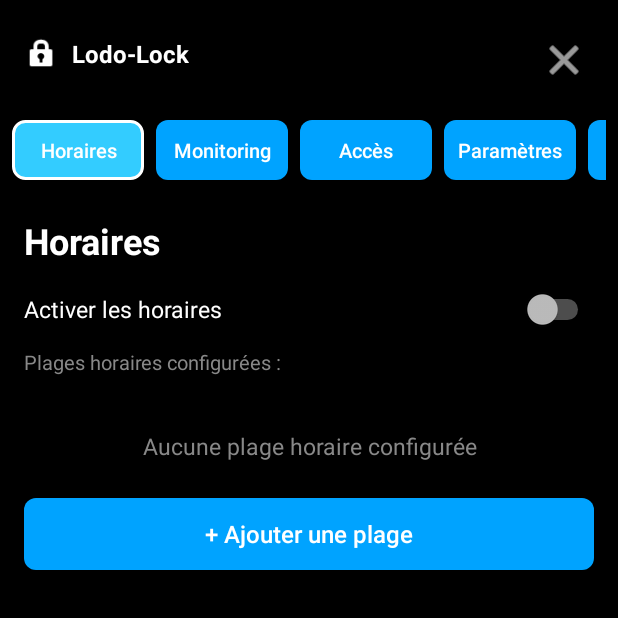
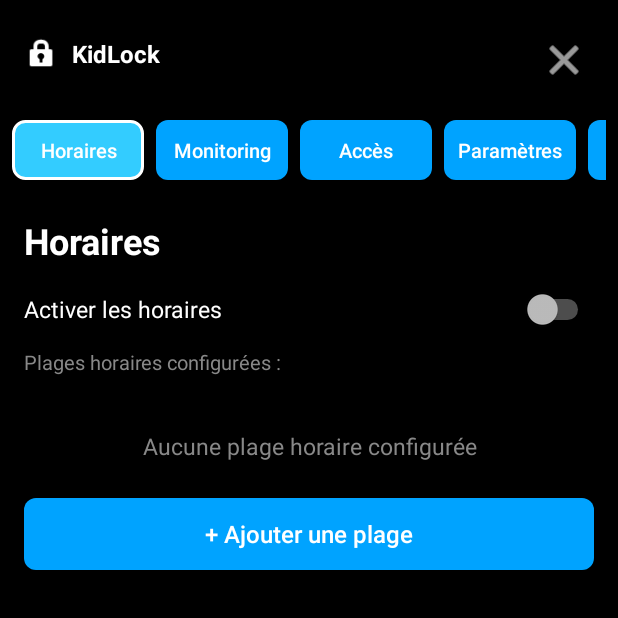
Before and after one commit to Aliseiko/kidlock-remote, an Android app: the AdminActivity screen opened directly, with no data from a screen before it, on a phone screen of 412 x 824 dp, the top half of it. Run offline under Robolectric (Android 15) with nearby library versions, the phone set to English and light mode, and no system bars.

Commit message:
Rename app to KidLock (label only; applicationId unchanged)

```diff
--- a/app/src/main/res/values/strings.xml
+++ b/app/src/main/res/values/strings.xml
@@ -1,7 +1,7 @@
 <?xml version="1.0" encoding="utf-8"?>
 <resources>
     <!-- App name -->
-    <string name="app_name">Lodo-Lock</string>
+    <string name="app_name">KidLock</string>
 
     <!-- Main screen -->
     <string name="remaining_time_placeholder">0:00:00</string>
@@ -88,7 +88,7 @@
     <string name="overlay_granted">Autorisé</string>
     <string name="overlay_denied">Non autorisé</string>
     <string name="overlay_settings_button">Configurer la superposition</string>
-    <string name="overlay_instructions">Pour afficher l\'interface Lodo-Lock par-dessus les autres applications (blocage), vous devez accorder la permission de superposition :\n\n1. Appuyez sur « Configurer la superposition »\n2. Trouvez « Lodo-Lock » dans la liste des applications\n3. Activez « Autoriser l\'affichage par-dessus les autres applications »\n4. Revenez à l\'application.</string>
+    <string name="overlay_instructions">Pour afficher l\'interface KidLock par-dessus les autres applications (blocage), vous devez accorder la permission de superposition :\n\n1. Appuyez sur « Configurer la superposition »\n2. Trouvez « KidLock » dans la liste des applications\n3. Activez « Autoriser l\'affichage par-dessus les autres applications »\n4. Revenez à l\'application.</string>
 
     <!-- PIN input -->
     <string name="enter_pin_title">Entrez le code PIN</string>
@@ -106,12 +106,12 @@
     <string name="rate_limit_reached">5 tentatives échouées. Verrouillé 60 secondes.</string>
 
     <!-- Services and notifications -->
-    <string name="accessibility_service_description">Service Lodo-Lock de contrôle du temps d\'écran sur Android TV. Activez ce service pour le blocage automatique des applications lorsque le temps est écoulé. Sans ce service, l\'application ne pourra pas bloquer l\'accès aux autres applications.</string>
+    <string name="accessibility_service_description">Service KidLock de contrôle du temps d\'écran sur Android TV. Activez ce service pour le blocage automatique des applications lorsque le temps est écoulé. Sans ce service, l\'application ne pourra pas bloquer l\'accès aux autres applications.</string>
     <string name="time_limit_reached">Limite de temps atteinte</string>
     <string name="time_limit_reached_message">Le temps d\'utilisation est terminé. Entrez un code pour continuer.</string>
     <string name="time_limit_notifications">Notifications de limite de temps</string>
-    <string name="accessibility_instructions">Pour activer le blocage des applications, vous devez activer le service d\'accessibilité :\n\n1. Appuyez sur « Configurer le service d\'accessibilité »\n2. Trouvez « Lodo-Lock » dans la liste des services\n3. Activez le bouton à côté de Lodo-Lock\n4. Confirmez l\'activation du service\n\nUne fois activé, le service bloquera automatiquement les applications lorsque le temps sera écoulé.</string>
-    <string name="usage_stats_instructions">Pour suivre le temps d\'utilisation des applications, vous devez accorder la permission des statistiques d\'utilisation :\n\n1. Appuyez sur « Configurer les statistiques d\'utilisation »\n2. Trouvez « Lodo-Lock » dans la liste des applications\n3. Activez « Autoriser l\'accès aux statistiques d\'utilisation »\n4. Revenez à l\'application\n\nSans cette permission, l\'application ne pourra pas suivre le temps d\'utilisation des autres applications.</string>
+    <string name="accessibility_instructions">Pour activer le blocage des applications, vous devez activer le service d\'accessibilité :\n\n1. Appuyez sur « Configurer le service d\'accessibilité »\n2. Trouvez « KidLock » dans la liste des services\n3. Activez le bouton à côté de KidLock\n4. Confirmez l\'activation du service\n\nUne fois activé, le service bloquera automatiquement les applications lorsque le temps sera écoulé.</string>
+    <string name="usage_stats_instructions">Pour suivre le temps d\'utilisation des applications, vous devez accorder la permission des statistiques d\'utilisation :\n\n1. Appuyez sur « Configurer les statistiques d\'utilisation »\n2. Trouvez « KidLock » dans la liste des applications\n3. Activez « Autoriser l\'accès aux statistiques d\'utilisation »\n4. Revenez à l\'application\n\nSans cette permission, l\'application ne pourra pas suivre le temps d\'utilisation des autres applications.</string>
 
     <!-- Time formatting -->
     <string name="time_format_hours_minutes">%1$d h %2$d min</string>
@@ -199,25 +199,25 @@
     <string name="btn_activate_device_admin">Activer la protection</string>
 
     <!-- Onboarding -->
-    <string name="onboarding_welcome_title">Bienvenue sur Lodo-Lock</string>
+    <string name="onboarding_welcome_title">Bienvenue sur KidLock</string>
     <string name="onboarding_welcome_description">Configurez la protection du temps d\'écran en quelques étapes.</string>
     <string name="onboarding_start_button">Commencer la configuration</string>
 
     <string name="onboarding_accessibility_title">Permission d\'accessibilité</string>
     <string name="onboarding_accessibility_description">Nécessaire pour bloquer les applications et contrôler le temps d\'écran.</string>
-    <string name="onboarding_accessibility_steps">1. Ouvrez les paramètres d\'accessibilité.\n2. Trouvez Lodo-Lock dans la liste des services.\n3. Activez le bouton et confirmez.\n4. Revenez à l\'application.</string>
+    <string name="onboarding_accessibility_steps">1. Ouvrez les paramètres d\'accessibilité.\n2. Trouvez KidLock dans la liste des services.\n3. Activez le bouton et confirmez.\n4. Revenez à l\'application.</string>
     <string name="onboarding_accessibility_status_placeholder">État : --</string>
     <string name="onboarding_accessibility_status_format">État : %s</string>
 
     <string name="onboarding_usage_stats_title">Permission d\'accès à l\'utilisation</string>
     <string name="onboarding_usage_stats_description">Nécessaire pour suivre le temps d\'utilisation des applications.</string>
-    <string name="onboarding_usage_stats_steps">1. Ouvrez les paramètres d\'accès à l\'utilisation.\n2. Sélectionnez Lodo-Lock dans la liste des applications.\n3. Activez l\'accès aux statistiques d\'utilisation.\n4. Revenez à l\'application.</string>
+    <string name="onboarding_usage_stats_steps">1. Ouvrez les paramètres d\'accès à l\'utilisation.\n2. Sélectionnez KidLock dans la liste des applications.\n3. Activez l\'accès aux statistiques d\'utilisation.\n4. Revenez à l\'application.</string>
     <string name="onboarding_usage_stats_status_placeholder">État : --</string>
     <string name="onboarding_usage_stats_status_format">État : %s</string>
     <string name="onboarding_usage_stats_warning">Vous pouvez ignorer cette étape, mais les limites peuvent être inexactes.</string>
 
     <string name="onboarding_autostart_title">Démarrage automatique</string>
-    <string name="onboarding_autostart_description">Lancer automatiquement Lodo-Lock au démarrage de l\'appareil, pour que le blocage soit toujours actif.</string>
+    <string name="onboarding_autostart_description">Lancer automatiquement KidLock au démarrage de l\'appareil, pour que le blocage soit toujours actif.</string>
     <string name="onboarding_autostart_enable">Oui, activer le démarrage automatique</string>
 
     <string name="onboarding_time_limit_title">Limite journalière de base</string>
```
Also changed, not shown: 2 other files.
